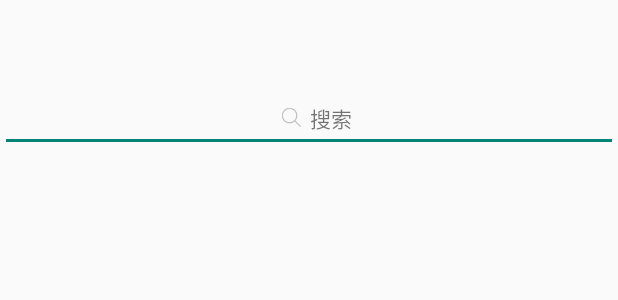
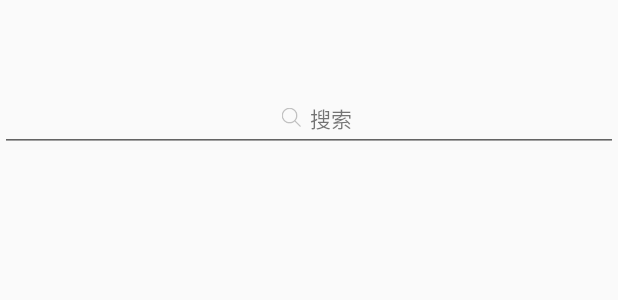
Before and after one commit to BreadLzf/healthy, an Android app: the layout fragment_healthy_circle.xml on its own in the app's theme, with its tools: preview values and no code run, on a phone screen of 412 x 824 dp. Shown: the top 300 px of the screen. Run offline under Robolectric (Android 15) with nearby library versions, the light colour scheme and no system bars.

Commit message:
修改健康圈布局

```diff
--- a/app/src/main/java/sport/tc/com/ui/fragment/HealthyCircleFragment.java
+++ b/app/src/main/java/sport/tc/com/ui/fragment/HealthyCircleFragment.java
@@ -67,8 +67,6 @@ public class HealthyCircleFragment extends BaseFragment {
 
     private void initView(Activity context) {
 
-
-
         try {
             Intent  shouldIntent =new Intent( context,NapeListActivity.class);
             shouldIntent.putExtra("type","1");
--- a/app/src/main/res/layout/fragment_healthy_circle.xml
+++ b/app/src/main/res/layout/fragment_healthy_circle.xml
@@ -2,6 +2,8 @@
 <LinearLayout xmlns:android="http://schemas.android.com/apk/res/android"
               android:layout_width="match_parent"
               android:layout_height="match_parent"
+              android:focusable="true"
+              android:focusableInTouchMode="true"
               android:orientation="vertical">
 
     <include layout="@layout/custom_only_title_toolbar"/>
@@ -12,10 +14,12 @@
 
 
         <EditText
+            android:id="@+id/healthy_search_edit"
             android:layout_width="match_parent"
             android:layout_height="wrap_content"/>
 
         <TextView
+            android:id="@+id/healthy_search_mirror"
             android:layout_width="wrap_content"
             android:layout_height="wrap_content"
             android:layout_gravity="center"
```
